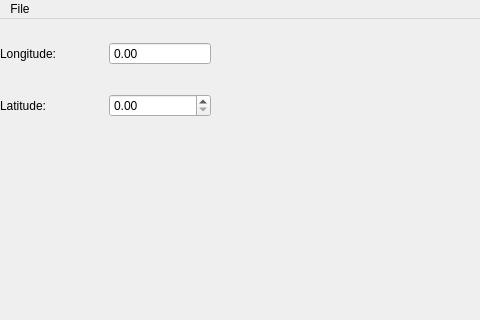
First picture: the form in src/lib/visualization/LiveViewWindow.ui, repository jmaye/libposlv, before the edit; both pictures show x 0 to 480 and y 0 to 320 of the 800 by 600 pixel window.
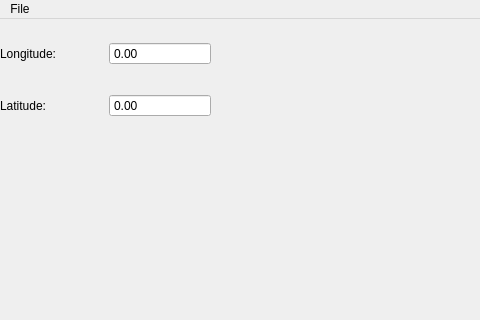
Second picture: the form after the edit.

Patch:
```diff
--- a/src/lib/visualization/LiveViewWindow.ui
+++ b/src/lib/visualization/LiveViewWindow.ui
@@ -49,7 +49,14 @@
       </widget>
      </item>
      <item row="1" column="1">
-      <widget class="QDoubleSpinBox" name="doubleSpinBox_2"/>
+      <widget class="QDoubleSpinBox" name="longitudeSpinBox">
+       <property name="readOnly">
+        <bool>true</bool>
+       </property>
+       <property name="buttonSymbols">
+        <enum>QAbstractSpinBox::NoButtons</enum>
+       </property>
+      </widget>
      </item>
     </layout>
    </widget>
```
Left out of the diff: 2 changed lines with no effect on the pictures.
